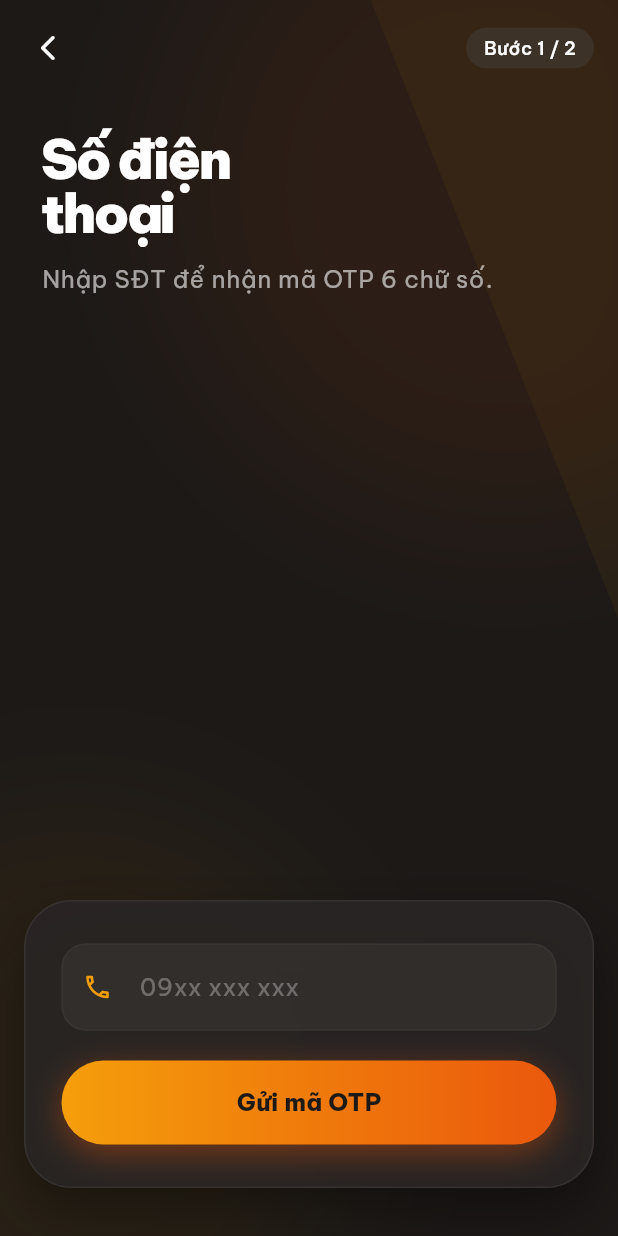
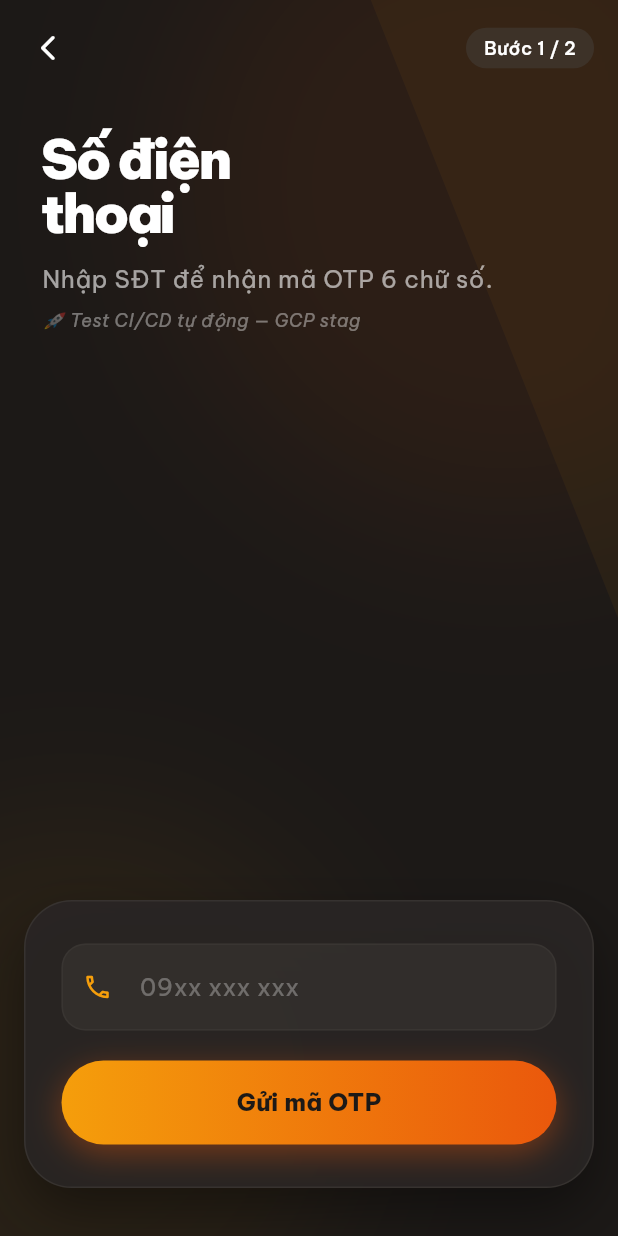
Before and after one commit to haoma24/gas-tam-de, a Flutter app: the PhonePage screen opened by its route, on a phone screen of 412 x 824 dp. Run offline on Flutter 3.47's test engine with Material 3 defaults, Android fonts, the phone set to English and light mode, and no system bars; our stand-ins replace dio, flutter_map, flutter_riverpod, flutter_tts, geolocator, go_router and 3 more; accounts and stored records are empty.

Commit message:
test: add CI/CD label to phone login screen
Co-authored-by: Mã Dĩ Hào <haoma24@users.noreply.github.com>

```diff
--- a/apps/mobile/lib/features/auth/phone_page.dart
+++ b/apps/mobile/lib/features/auth/phone_page.dart
@@ -121,6 +121,17 @@ class _PhonePageState extends ConsumerState<PhonePage> {
                                 color: AppColors.onDark.withValues(alpha: 0.6),
                               ),
                         ),
+                        const SizedBox(height: 8),
+                        Text(
+                          '🚀 Test CI/CD tự động — GCP stag',
+                          style: Theme.of(context)
+                              .textTheme
+                              .bodySmall
+                              ?.copyWith(
+                                color: AppColors.onDark.withValues(alpha: 0.4),
+                                fontStyle: FontStyle.italic,
+                              ),
+                        ),
                       ],
                     ),
                   ),
```
